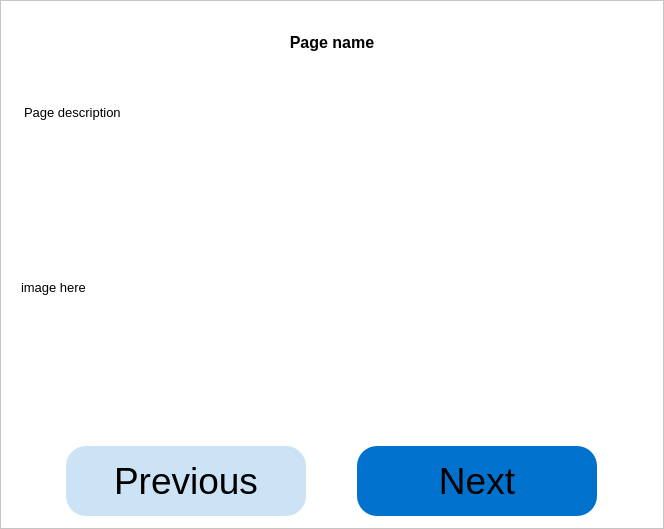
MotionInput/Team14-CopyClare, file copyclare/ui/tutorial_popup.ui: the form before one commit.
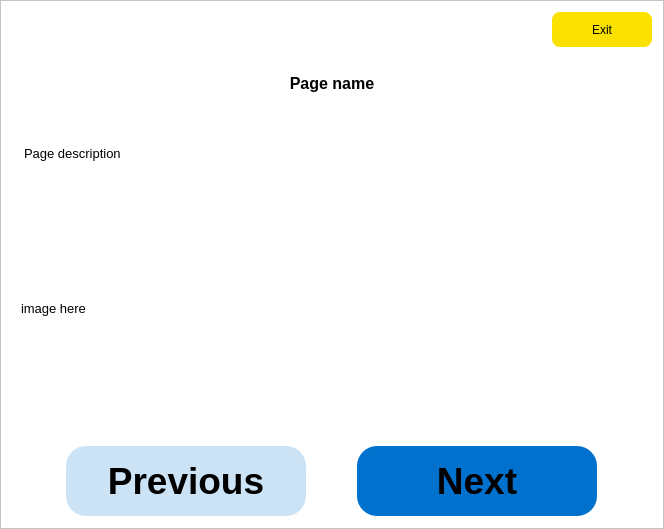
The form after the commit.

The edit to the form file:
```diff
--- a/copyclare/ui/tutorial_popup.ui
+++ b/copyclare/ui/tutorial_popup.ui
@@ -30,6 +30,24 @@
    <enum>QFrame::Raised</enum>
   </property>
   <layout class="QVBoxLayout" name="verticalLayout">
+   <item alignment="Qt::AlignRight">
+    <widget class="QPushButton" name="exit_button">
+     <property name="minimumSize">
+      <size>
+       <width>100</width>
+       <height>35</height>
+      </size>
+     </property>
+     <property name="styleSheet">
+      <string notr="true">border-radius:8px;
+font: Bold 13pt &quot;Arial&quot;;
+background-color: rgb(250, 225, 0);</string>
+     </property>
+     <property name="text">
+      <string>Exit</string>
+     </property>
+    </widget>
+   </item>
    <item>
     <widget class="QLabel" name="name">
      <property name="maximumSize">
@@ -143,8 +161,8 @@
          <font>
           <family>Arial</family>
           <pointsize>28</pointsize>
-          <weight>50</weight>
-          <bold>false</bold>
+          <weight>75</weight>
+          <bold>true</bold>
          </font>
         </property>
         <property name="styleSheet">
@@ -173,8 +191,8 @@
          <font>
           <family>Arial</family>
           <pointsize>28</pointsize>
-          <weight>50</weight>
-          <bold>false</bold>
+          <weight>75</weight>
+          <bold>true</bold>
          </font>
         </property>
         <property name="styleSheet">
```
